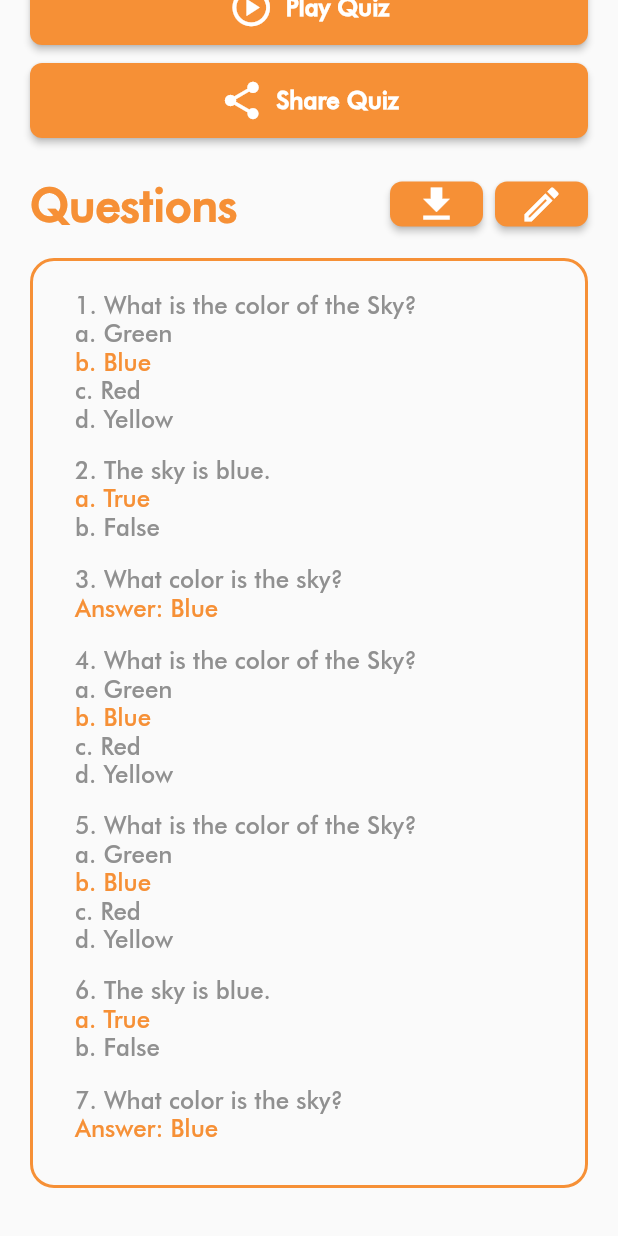
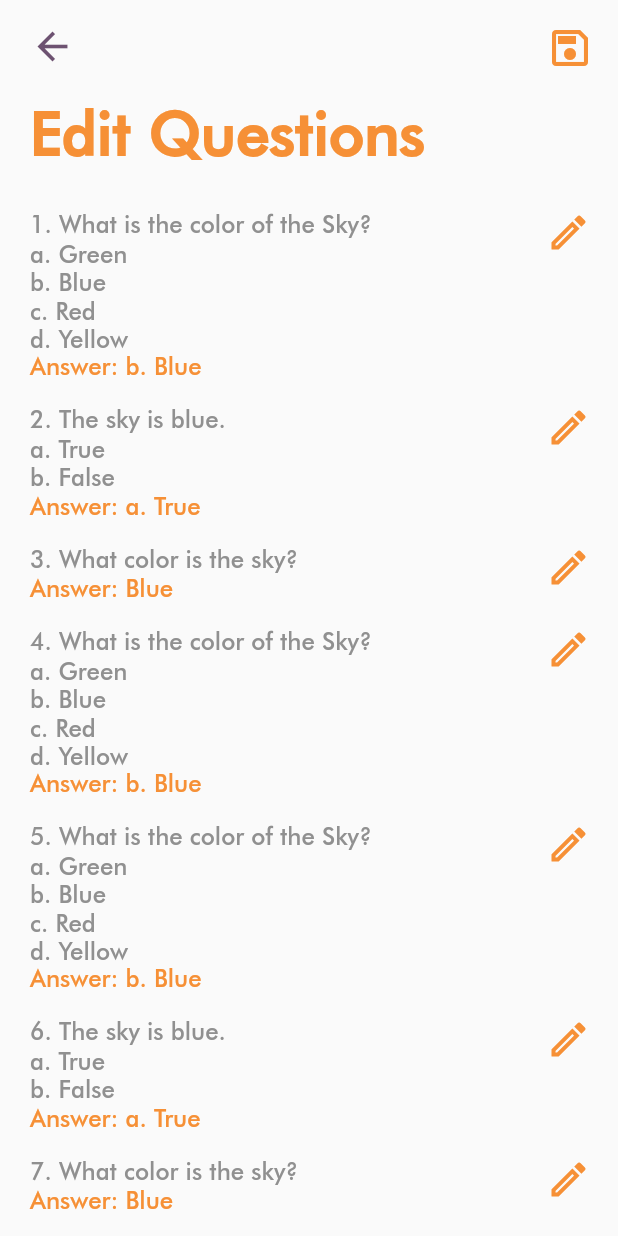
Before and after one commit to wonn0/quizpix, a Flutter app: the ViewQuiz screen opened directly, scrolled down 331 dp, after a tap on the "edit" icon, on a phone screen of 412 x 824 dp. Run offline on Flutter 3.47's test engine with Material 2 defaults, Android fonts, the phone set to English and light mode, and no system bars; our stand-ins replace image_picker; missing offline and left inert: firebase_ml_vision; accounts and stored records are empty.

Commit message:
added edit quiz screen UI

```diff
--- /dev/null
+++ b/lib/screens/edit_questions.dart
@@ -0,0 +1,95 @@
+import 'package:flutter/material.dart';
+import 'package:quizpix/models/question.dart';
+import 'package:quizpix/widgets/edit_question_item.dart';
+
+class EditQuestions extends StatefulWidget {
+  const EditQuestions({super.key, required this.questions});
+
+  final List<Question> questions;
+
+  @override
+  State<EditQuestions> createState() => _EditQuestionsState();
+}
+
+class _EditQuestionsState extends State<EditQuestions> {
+  @override
+  Widget build(BuildContext context) {
+    return Scaffold(
+      backgroundColor: Colors.black,
+      body: SafeArea(
+        child: Container(
+          width: double.infinity,
+          height: double.infinity,
+          decoration: const BoxDecoration(
+            color: Color(0xfffafafa),
+          ),
+          child: SingleChildScrollView(
+            child: Column(
+              children: [
+                Row(
+                  mainAxisAlignment: MainAxisAlignment.spaceBetween,
+                  children: [
+                    IconButton(
+                      padding: const EdgeInsets.only(
+                          left: 20.0, top: 16.0, right: 0.0, bottom: 0.0),
+                      constraints: const BoxConstraints(),
+                      icon: const Icon(
+                        Icons.arrow_back,
+                        size: 30.0,
+                        color: Color(0xff6d5271),
+                      ),
+                      onPressed: () {
+                        Navigator.pop(context);
+                      },
+                    ),
+                    IconButton(
+                      padding: const EdgeInsets.only(
+                          left: 0.0, top: 16.0, right: 28.0, bottom: 0.0),
+                      constraints: const BoxConstraints(),
+                      icon: const Icon(
+                        Icons.save_outlined,
+                        size: 32.0,
+                        color: Color(0xfff69036),
+                      ),
+                      onPressed: () {},
+                    ),
+                  ],
+                ),
+                Container(
+                  alignment: Alignment.topLeft,
+                  padding: const EdgeInsets.only(
+                      left: 20.0, top: 28.0, right: 20.0, bottom: 20.0),
+                  child: const Text(
+                    "Edit Questions",
+                    style: TextStyle(
+                      fontSize: 40,
+                      fontWeight: FontWeight.w700,
+                      color: Color(0xfff69036),
+                    ),
+                  ),
+                ),
+                Padding(
+                    padding: const EdgeInsets.only(
+                        left: 20.0, top: 0.0, right: 20.0, bottom: 36.0),
+                    child: ListView.builder(
+                      shrinkWrap: true,
+                      physics: const NeverScrollableScrollPhysics(),
+                      itemCount: widget.questions.length,
+                      itemBuilder: (context, index) {
+                        return EditQuestionItem(
+                          index: index,
+                          type: widget.questions[index].type,
+                          question: widget.questions[index].question,
+                          answer: widget.questions[index].answer,
+                          choices: widget.questions[index].choices!,
+                        );
+                      },
+                    )),
+              ],
+            ),
+          ),
+        ),
+      ),
+    );
+  }
+}
--- a/lib/screens/profile_tab.dart
+++ b/lib/screens/profile_tab.dart
@@ -34,7 +34,7 @@ class _ProfileTabState extends State<ProfileTab> {
                       Container(
                         height: 180.0,
                         width: double.infinity,
-                        decoration: BoxDecoration(
+                        decoration: const BoxDecoration(
                           image: DecorationImage(
                             alignment: Alignment.topCenter,
                             image: AssetImage('assets/images/user1.jpg'),
@@ -47,23 +47,23 @@ class _ProfileTabState extends State<ProfileTab> {
                         child: ElevatedButton(
                           onPressed: () {},
                           style: ElevatedButton.styleFrom(
-                            minimumSize: Size(30.0, 30.0),
+                            minimumSize: const Size(30.0, 30.0),
                             backgroundColor: const Color(0xffd3d3d3),
-                            shape: CircleBorder(),
+                            shape: const CircleBorder(),
                           ),
-                          child: Icon(
+                          child: const Icon(
                             Icons.edit_outlined,
                             size: 16.0,
-                            color: const Color(0xff909090),
+                            color: Color(0xff909090),
                           ),
                         ),
                       ),
                       Container(
                         height: 80.0,
                         width: double.infinity,
-                        margin: EdgeInsets.only(left: 40.0, top: 120.0),
+                        margin: const EdgeInsets.only(left: 40.0, top: 120.0),
                         decoration: BoxDecoration(
-                          borderRadius: BorderRadius.only(
+                          borderRadius: const BorderRadius.only(
                             topLeft: Radius.circular(80),
                             bottomLeft: Radius.circular(80),
                           ),
@@ -78,24 +78,24 @@ class _ProfileTabState extends State<ProfileTab> {
                           color: const Color(0xfffafafa),
                         ),
                         child: Padding(
-                          padding: EdgeInsets.only(left: 32.0),
+                          padding: const EdgeInsets.only(left: 32.0),
                           child: Column(
                             mainAxisAlignment: MainAxisAlignment.center,
                             crossAxisAlignment: CrossAxisAlignment.start,
                             children: [
                               Text(
                                 widget.username,
-                                style: TextStyle(
+                                style: const TextStyle(
                                   fontSize: 30,
                                   fontWeight: FontWeight.w700,
-                                  color: const Color(0xfff69036),
+                                  color: Color(0xfff69036),
                                 ),
                               ),
                               Text(
                                 widget.title,
-                                style: TextStyle(
+                                style: const TextStyle(
                                   fontSize: 16,
-                                  color: const Color(0x996d5271),
+                                  color: Color(0x996d5271),
                                 ),
                               ),
                             ],
@@ -105,42 +105,42 @@ class _ProfileTabState extends State<ProfileTab> {
                     ],
                   ),
                 ),
-                Spacer(flex: 2),
+                const Spacer(flex: 2),
                 Container(
                   alignment: Alignment.topLeft,
-                  padding: EdgeInsets.only(left: 20.0),
-                  child: Text(
+                  padding: const EdgeInsets.only(left: 20.0),
+                  child: const Text(
                     "Statistics",
                     style: TextStyle(
                       fontSize: 20.0,
                       fontWeight: FontWeight.w700,
-                      color: const Color(0xfff69036),
+                      color: Color(0xfff69036),
                     ),
                   ),
                 ),
-                Spacer(flex: 1),
+                const Spacer(flex: 1),
                 Row(
                   mainAxisAlignment: MainAxisAlignment.spaceEvenly,
-                  children: [
+                  children: const [
                     StatCard(type: 'quiz', value: 5),
                     StatCard(type: 'score', value: 144),
                   ],
                 ),
-                Spacer(flex: 2),
-                Padding(
+                const Spacer(flex: 2),
+                const Padding(
                   padding: EdgeInsets.only(left: 20.0, right: 20.0),
                   child: ProCard(),
                 ),
-                Spacer(flex: 2),
+                const Spacer(flex: 2),
                 Padding(
-                  padding: EdgeInsets.only(left: 20.0, right: 20.0),
+                  padding: const EdgeInsets.only(left: 20.0, right: 20.0),
                   child: QButtonOutline(
                       label: "Sign Out",
                       onPress: () {
                         Navigator.pushNamed(context, '/');
                       }),
                 ),
-                Spacer(flex: 2),
+                const Spacer(flex: 2),
               ],
             ),
           ),
--- a/lib/screens/view_quiz.dart
+++ b/lib/screens/view_quiz.dart
@@ -1,4 +1,5 @@
 import 'package:flutter/material.dart';
+import 'package:quizpix/screens/edit_questions.dart';
 import 'package:quizpix/widgets/q_button.dart';
 import 'package:quizpix/widgets/q_icon_button.dart';
 import 'package:quizpix/widgets/question_list.dart';
@@ -133,7 +134,15 @@ class _ViewQuizState extends State<ViewQuiz> {
                             width: 8.0,
                           ),
                           QIconButton(
-                            onPress: () {},
+                            onPress: () {
+                              Navigator.push(
+                                context,
+                                MaterialPageRoute(
+                                  builder: (context) => EditQuestions(
+                                      questions: widget.questions),
+                                ),
+                              );
+                            },
                             icon: Icons.edit_outlined,
                           ),
                         ],
--- a/lib/screens/view_results.dart
+++ b/lib/screens/view_results.dart
@@ -47,8 +47,8 @@ class _ViewResultsState extends State<ViewResults> {
                     },
                   ),
                 ),
-                Padding(
-                  padding: const EdgeInsets.only(
+                const Padding(
+                  padding: EdgeInsets.only(
                       left: 20.0, top: 28.0, right: 20.0, bottom: 28.0),
                   child: Text(
                     "Review Your Answers",
--- /dev/null
+++ b/lib/widgets/edit_question_item.dart
@@ -0,0 +1,199 @@
+import 'package:flutter/material.dart';
+import 'package:quizpix/constants/choices.dart';
+
+class EditQuestionItem extends StatefulWidget {
+  const EditQuestionItem({
+    super.key,
+    required this.index,
+    required this.type,
+    required this.question,
+    required this.answer,
+    required this.choices,
+  });
+
+  final int index;
+  final int type;
+  final String question;
+  final String answer;
+  final List<String>? choices;
+
+  @override
+  State<EditQuestionItem> createState() => _EditQuestionItemState();
+}
+
+class _EditQuestionItemState extends State<EditQuestionItem> {
+  @override
+  Widget build(BuildContext context) {
+    if (widget.type == 1) {
+      return Row(
+        children: [
+          Expanded(
+            child: Container(
+              height: 130.0,
+              padding: const EdgeInsets.only(top: 8.0, bottom: 8.0),
+              child: Column(
+                crossAxisAlignment: CrossAxisAlignment.start,
+                children: [
+                  Row(
+                    mainAxisAlignment: MainAxisAlignment.spaceBetween,
+                    children: [
+                      Text(
+                          style: Theme.of(context)
+                              .textTheme
+                              .bodyText1!
+                              .merge(const TextStyle(
+                                color: Color(0xff909090),
+                              )),
+                          '${widget.index + 1}. ${widget.question}'),
+                      IconButton(
+                        padding: const EdgeInsets.only(right: 8.0),
+                        constraints: const BoxConstraints(),
+                        icon: const Icon(
+                          Icons.edit_outlined,
+                          size: 30.0,
+                          color: Color(0xfff69036),
+                        ),
+                        onPressed: () {},
+                      ),
+                    ],
+                  ),
+
+                  //choices
+                  Expanded(
+                      child: ListView.builder(
+                    physics: const NeverScrollableScrollPhysics(),
+                    itemCount: widget.choices!.length,
+                    itemBuilder: (context, index) {
+                      return Text(
+                          style: Theme.of(context)
+                              .textTheme
+                              .bodyText1!
+                              .merge(const TextStyle(
+                                color: Color(0xff909090),
+                              )),
+                          '${choicesMap[index + 1]}. ${widget.choices![index]}');
+                    },
+                  )),
+
+                  Text(
+                      style: Theme.of(context)
+                          .textTheme
+                          .bodyText1!
+                          .merge(const TextStyle(
+                            color: Color(0xfff69036),
+                          )),
+                      'Answer: ${choicesMap[widget.choices!.indexWhere((choice) => choice == widget.answer) + 1]}. ${widget.answer}'),
+                ],
+              ),
+            ),
+          )
+        ],
+      );
+    }
+
+    if (widget.type == 2) {
+      return Row(
+        children: [
+          Expanded(
+              child: Container(
+            padding: const EdgeInsets.only(top: 8.0, bottom: 8.0),
+            child:
+                Column(crossAxisAlignment: CrossAxisAlignment.start, children: [
+              Row(
+                mainAxisAlignment: MainAxisAlignment.spaceBetween,
+                children: [
+                  Text(
+                      style: Theme.of(context)
+                          .textTheme
+                          .bodyText1!
+                          .merge(const TextStyle(
+                            color: Color(0xff909090),
+                          )),
+                      '${widget.index + 1}. ${widget.question}'),
+                  IconButton(
+                    padding: const EdgeInsets.only(right: 8.0),
+                    constraints: const BoxConstraints(),
+                    icon: const Icon(
+                      Icons.edit_outlined,
+                      size: 30.0,
+                      color: Color(0xfff69036),
+                    ),
+                    onPressed: () {},
+                  ),
+                ],
+              ),
+              Text(
+                  style: Theme.of(context)
+                      .textTheme
+                      .bodyText1!
+                      .merge(const TextStyle(
+                        color: Color(0xff909090),
+                      )),
+                  'a. True'),
+              Text(
+                  style: Theme.of(context)
+                      .textTheme
+                      .bodyText1!
+                      .merge(const TextStyle(
+                        color: Color(0xff909090),
+                      )),
+                  'b. False'),
+              Text(
+                  style: Theme.of(context)
+                      .textTheme
+                      .bodyText1!
+                      .merge(const TextStyle(
+                        color: Color(0xfff69036),
+                      )),
+                  'Answer: ${widget.answer == 'true' ? 'a. True' : 'b. False'}'),
+            ]),
+          ))
+        ],
+      );
+    }
+
+    return Row(
+      children: [
+        Expanded(
+            child: Container(
+                padding: const EdgeInsets.only(top: 8.0, bottom: 8.0),
+                child: Column(
+                  crossAxisAlignment: CrossAxisAlignment.start,
+                  children: [
+                    Row(
+                      mainAxisAlignment: MainAxisAlignment.spaceBetween,
+                      children: [
+                        Text(
+                            style: Theme.of(context)
+                                .textTheme
+                                .bodyText1!
+                                .merge(const TextStyle(
+                                  color: Color(0xff909090),
+                                )),
+                            '${widget.index + 1}. ${widget.question}'),
+                        IconButton(
+                          padding: const EdgeInsets.only(right: 8.0),
+                          constraints: const BoxConstraints(),
+                          icon: const Icon(
+                            Icons.edit_outlined,
+                            size: 30.0,
+                            color: Color(0xfff69036),
+                          ),
+                          onPressed: () {},
+                        ),
+                      ],
+                    ),
+                    Text(
+                        style: Theme.of(context)
+                            .textTheme
+                            .bodyText1!
+                            .merge(const TextStyle(
+                              color: Color(0xfff69036),
+                            )),
+                        'Answer: ${widget.answer}'),
+                  ],
+                )))
+      ],
+    );
+  }
+}
```
